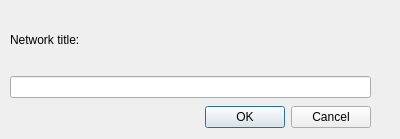
First picture: the form in src/gui/QT/dialogaddnetwork.ui, repository mit-spbau-ru/Syrop, before the edit.
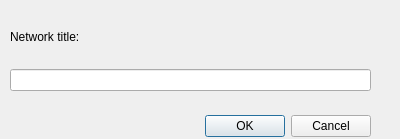
Second picture: the form after the edit.

```diff
--- a/src/gui/QT/dialogaddnetwork.ui
+++ b/src/gui/QT/dialogaddnetwork.ui
@@ -25,14 +25,14 @@
      <x>10</x>
      <y>10</y>
      <width>361</width>
-     <height>121</height>
+     <height>127</height>
     </rect>
    </property>
    <layout class="QVBoxLayout" name="verticalLayout">
     <item>
      <widget class="QLabel" name="labelTitle">
       <property name="sizePolicy">
-       <sizepolicy hsizetype="Preferred" vsizetype="Minimum">
+       <sizepolicy hsizetype="Preferred" vsizetype="Fixed">
         <horstretch>1</horstretch>
         <verstretch>1</verstretch>
        </sizepolicy>
@@ -61,6 +61,19 @@
       </property>
      </widget>
     </item>
+    <item>
+     <spacer name="verticalSpacer">
+      <property name="orientation">
+       <enum>Qt::Vertical</enum>
+      </property>
+      <property name="sizeHint" stdset="0">
+       <size>
+        <width>20</width>
+        <height>40</height>
+       </size>
+      </property>
+     </spacer>
+    </item>
     <item>
      <widget class="QDialogButtonBox" name="buttonBox">
       <property name="sizePolicy">
```
